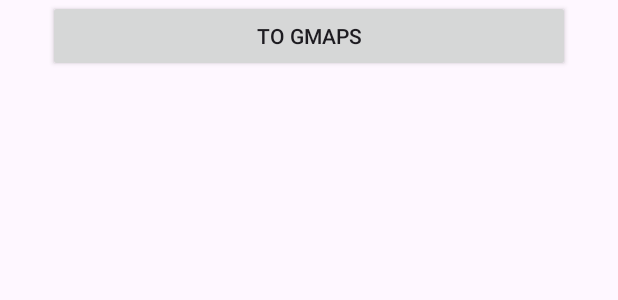
After one commit to Jakas-Technologies/JAKAS-For-Passenger, an Android app: the layout fragment_home.xml on its own in the app's theme, with its tools: preview values and no code run, on a phone screen of 412 x 824 dp. The commit adds this screen. Shown: the top 300 px of the screen. Run offline under Robolectric (Android 15) with nearby library versions, the phone set to English and light mode, and no system bars.

Commit message:
map ready

```diff
--- a/app/src/main/java/com/miftah/jakasforpassenger/ui/auth/AuthFragment.kt
+++ b/app/src/main/java/com/miftah/jakasforpassenger/ui/auth/AuthFragment.kt
@@ -39,7 +39,7 @@ class AuthFragment : Fragment() {
 
 
     override fun onDestroy() {
+        _binding = null
         super.onDestroy()
-        _binding = null
     }
 }
--- a/app/src/main/java/com/miftah/jakasforpassenger/ui/auth/LoginFragment.kt
+++ b/app/src/main/java/com/miftah/jakasforpassenger/ui/auth/LoginFragment.kt
@@ -59,7 +59,7 @@ class LoginFragment : Fragment() {
     }
 
     override fun onDestroy() {
+        _binding = null
         super.onDestroy()
-        _binding = null
     }
 }
--- a/app/src/main/java/com/miftah/jakasforpassenger/ui/auth/RegisterFragment.kt
+++ b/app/src/main/java/com/miftah/jakasforpassenger/ui/auth/RegisterFragment.kt
@@ -61,7 +61,7 @@ class RegisterFragment : Fragment() {
     }
 
     override fun onDestroy() {
+        _binding = null
         super.onDestroy()
-        _binding = null
     }
 }
--- a/app/src/main/java/com/miftah/jakasforpassenger/ui/home/MainActivity.kt
+++ b/app/src/main/java/com/miftah/jakasforpassenger/ui/home/MainActivity.kt
@@ -1,10 +1,8 @@
 package com.miftah.jakasforpassenger.ui.home
 
-import android.content.Intent
 import android.os.Bundle
 import androidx.appcompat.app.AppCompatActivity
 import com.miftah.jakasforpassenger.databinding.ActivityMainBinding
-import com.miftah.jakasforpassenger.ui.auth.OnboardingActivity
 import dagger.hilt.android.AndroidEntryPoint
 
 @AndroidEntryPoint
@@ -15,7 +13,5 @@ class MainActivity : AppCompatActivity() {
         binding = ActivityMainBinding.inflate(layoutInflater)
         setContentView(binding.root)
 
-        startActivity(Intent(this, OnboardingActivity::class.java))
-        finish()
     }
 }
--- a/app/src/main/res/layout/activity_onboarding.xml
+++ b/app/src/main/res/layout/activity_onboarding.xml
@@ -12,6 +12,6 @@
         android:layout_width="match_parent"
         android:layout_height="match_parent"
         app:defaultNavHost="true"
-        app:navGraph="@navigation/onboarding_navigation"/>
+        app:navGraph="@navigation/onboarding_graph"/>
 
 </androidx.constraintlayout.widget.ConstraintLayout>
--- /dev/null
+++ b/app/src/main/res/layout/fragment_home.xml
@@ -0,0 +1,20 @@
+<?xml version="1.0" encoding="utf-8"?>
+<androidx.constraintlayout.widget.ConstraintLayout xmlns:android="http://schemas.android.com/apk/res/android"
+    xmlns:tools="http://schemas.android.com/tools"
+    xmlns:app="http://schemas.android.com/apk/res-auto"
+    android:layout_width="match_parent"
+    android:layout_height="match_parent"
+    tools:context=".ui.home.HomeFragment">
+
+    <androidx.appcompat.widget.AppCompatButton
+        android:id="@+id/btn_home_to_gmaps"
+        android:layout_width="0dp"
+        android:layout_height="wrap_content"
+        android:layout_marginStart="32dp"
+        android:layout_marginEnd="32dp"
+        android:text="To Gmaps"
+        app:layout_constraintEnd_toEndOf="parent"
+        app:layout_constraintStart_toStartOf="parent"
+        app:layout_constraintTop_toTopOf="parent"/>
+
+</androidx.constraintlayout.widget.ConstraintLayout>
```
Also changed, not shown: app/build.gradle.kts (+14 -0 lines), app/src/main/java/com/miftah/jakasforpassenger/ui/home/HomeFragment.kt (added, +36 -0 lines), app/src/main/res/layout/activity_main.xml (+7 -1 lines), app/src/main/res/navigation/main_graph.xml (added, +22 -0 lines), app/src/main/res/navigation/onboarding_graph.xml (renamed from app/src/main/res/navigation/onboarding_navigation.xml).
